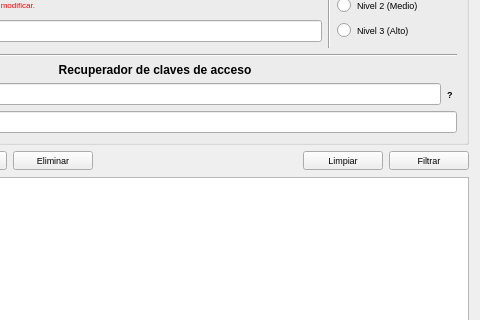
Before: the Qt Designer form claves.ui in kapyderi/recoverdrake-v3, drawn with Qt 5; both pictures show x 170 to 650 and y 91 to 411 of the 650 by 520 pixel window.
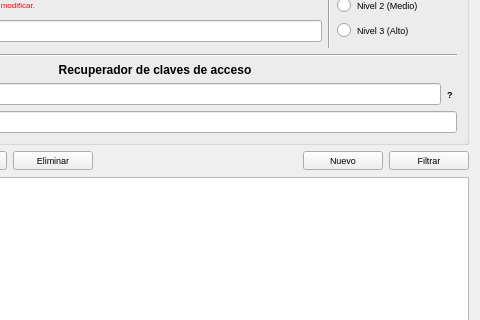
After: the same form once the commit is applied. Icons and pictures are not drawn.

Diff of the .ui file:
```diff
--- a/claves.ui
+++ b/claves.ui
@@ -187,7 +187,7 @@
      <item row="0" column="4">
       <widget class="QPushButton" name="pushButton_6">
        <property name="text">
-        <string>Limpiar</string>
+        <string>Nuevo</string>
        </property>
        <property name="icon">
         <iconset resource="recoverdrake.qrc">
```
